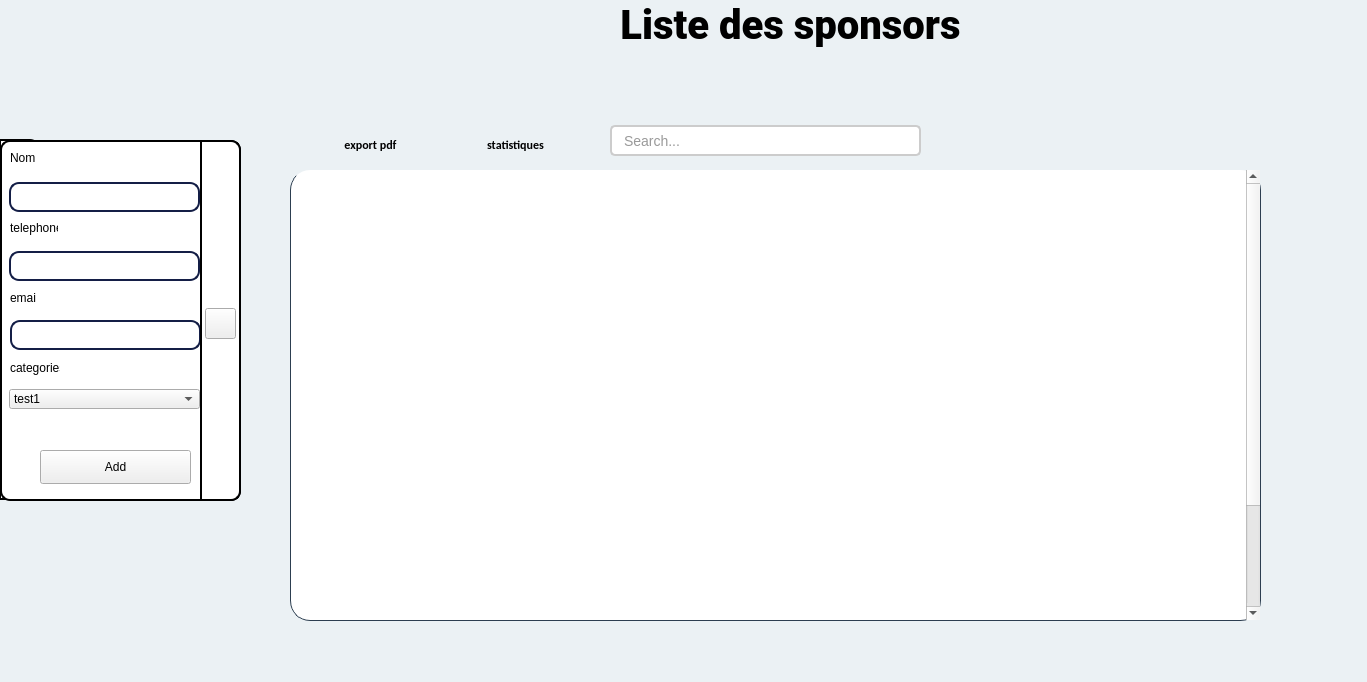
Qt form sponsor.ui (HyperDarkmoon/TVEmpire) before a commit.
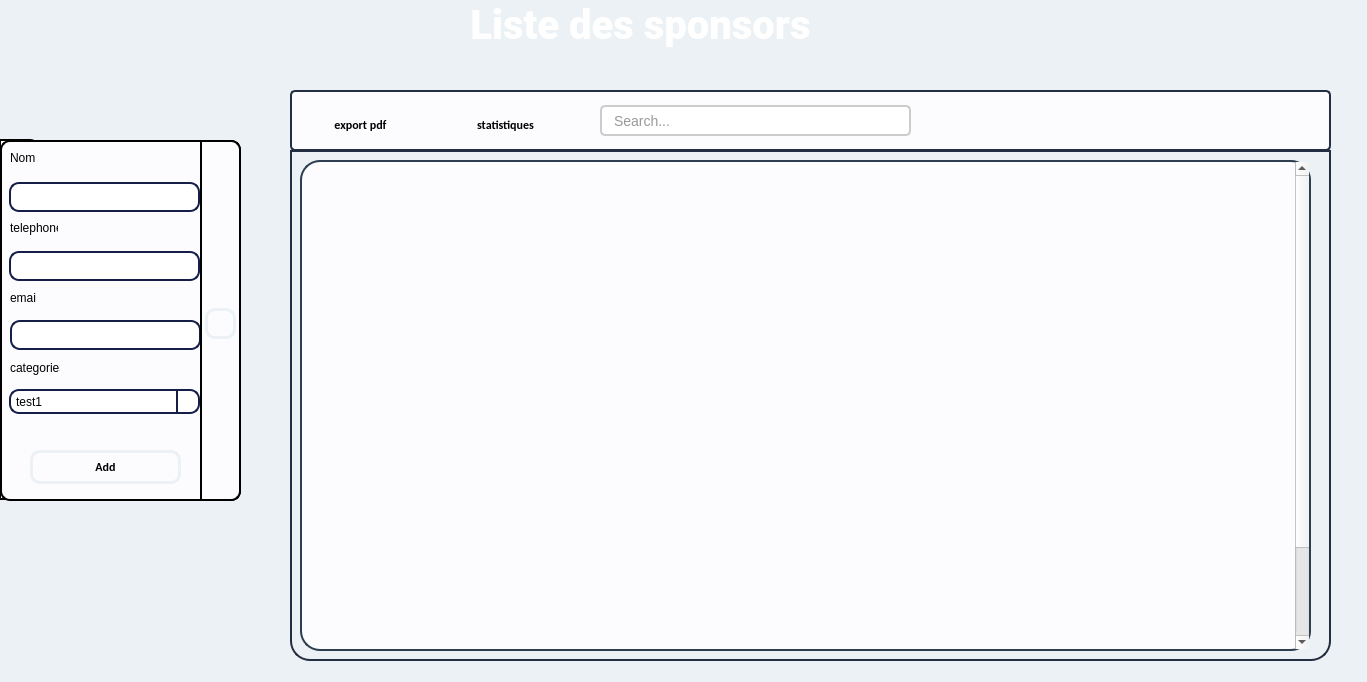
The same form after that commit. Icons and pictures are not drawn.

Patch:
```diff
--- a/sponsor.ui
+++ b/sponsor.ui
@@ -470,7 +470,7 @@
   <widget class="QLabel" name="title_label">
    <property name="geometry">
     <rect>
-     <x>530</x>
+     <x>380</x>
      <y>0</y>
      <width>521</width>
      <height>49</height>
@@ -485,7 +485,7 @@
     </font>
    </property>
    <property name="styleSheet">
-    <string notr="true">color: #FFFFF</string>
+    <string notr="true">color: white </string>
    </property>
    <property name="text">
     <string>Liste des sponsors</string>
@@ -497,9 +497,9 @@
   <widget class="QWidget" name="widget_3" native="true">
    <property name="geometry">
     <rect>
-     <x>300</x>
-     <y>110</y>
-     <width>971</width>
+     <x>290</x>
+     <y>90</y>
+     <width>1041</width>
      <height>61</height>
     </rect>
    </property>
@@ -554,7 +554,13 @@
 QLineEdit:focus {
     border-color: #0078D4; /* Border color when focused */
 }
-</string>
+#widget_3 { 
+background-color: #FCFCFF; /* Adjusted background color */
+    border-width: 2px;
+    border-style: solid;
+    border-color: #242E42; /* Same border color as other elements */
+    border-radius: 5px; /* Adding border radius */
+ }</string>
    </property>
    <widget class="QPushButton" name="pushButton_2">
     <property name="geometry">
@@ -647,10 +653,10 @@
   <widget class="QWidget" name="result_widget" native="true">
    <property name="geometry">
     <rect>
-     <x>270</x>
-     <y>170</y>
-     <width>1081</width>
-     <height>481</height>
+     <x>290</x>
+     <y>150</y>
+     <width>1041</width>
+     <height>511</height>
     </rect>
    </property>
    <property name="baseSize">
@@ -659,13 +665,23 @@
      <height>400</height>
     </size>
    </property>
+   <property name="styleSheet">
+    <string notr="true">#result_widget {
+    border-width: 2px;
+    border-style: solid;
+    border-color: #242E42; /* Same border color as other elements */
+    border-bottom-left-radius: 20px; /* Applying border radius to bottom-left corner */
+    border-bottom-right-radius: 20px; /* Applying border radius to bottom-right corner */
+}
+</string>
+   </property>
    <widget class="QTableWidget" name="tableWidget">
     <property name="geometry">
      <rect>
-      <x>20</x>
-      <y>0</y>
-      <width>971</width>
-      <height>451</height>
+      <x>10</x>
+      <y>10</y>
+      <width>1011</width>
+      <height>491</height>
      </rect>
     </property>
     <property name="baseSize">
@@ -689,8 +705,8 @@
        <colorrole role="Button">
         <brush brushstyle="SolidPattern">
          <color alpha="255">
-          <red>255</red>
-          <green>255</green>
+          <red>252</red>
+          <green>252</green>
           <blue>255</blue>
          </color>
         </brush>
@@ -761,8 +777,8 @@
        <colorrole role="Base">
         <brush brushstyle="SolidPattern">
          <color alpha="255">
-          <red>255</red>
-          <green>255</green>
+          <red>252</red>
+          <green>252</green>
           <blue>255</blue>
          </color>
         </brush>
@@ -770,8 +786,8 @@
        <colorrole role="Window">
         <brush brushstyle="SolidPattern">
          <color alpha="255">
-          <red>255</red>
-          <green>255</green>
+          <red>252</red>
+          <green>252</green>
           <blue>255</blue>
          </color>
         </brush>
@@ -835,8 +851,8 @@
        <colorrole role="Button">
         <brush brushstyle="SolidPattern">
          <color alpha="255">
-          <red>255</red>
-          <green>255</green>
+          <red>252</red>
+          <green>252</green>
           <blue>255</blue>
          </color>
         </brush>
@@ -907,8 +923,8 @@
        <colorrole role="Base">
         <brush brushstyle="SolidPattern">
          <color alpha="255">
-          <red>255</red>
-          <green>255</green>
+          <red>252</red>
+          <green>252</green>
           <blue>255</blue>
          </color>
         </brush>
@@ -916,8 +932,8 @@
        <colorrole role="Window">
         <brush brushstyle="SolidPattern">
          <color alpha="255">
-          <red>255</red>
-          <green>255</green>
+          <red>252</red>
+          <green>252</green>
           <blue>255</blue>
          </color>
         </brush>
@@ -981,8 +997,8 @@
        <colorrole role="Button">
         <brush brushstyle="SolidPattern">
          <color alpha="255">
-          <red>255</red>
-          <green>255</green>
+          <red>252</red>
+          <green>252</green>
           <blue>255</blue>
          </color>
         </brush>
@@ -1053,8 +1069,8 @@
        <colorrole role="Base">
         <brush brushstyle="SolidPattern">
          <color alpha="255">
-          <red>255</red>
-          <green>255</green>
+          <red>252</red>
+          <green>252</green>
           <blue>255</blue>
          </color>
         </brush>
@@ -1062,8 +1078,8 @@
        <colorrole role="Window">
         <brush brushstyle="SolidPattern">
          <color alpha="255">
-          <red>255</red>
-          <green>255</green>
+          <red>252</red>
+          <green>252</green>
           <blue>255</blue>
          </color>
         </brush>
@@ -1128,26 +1144,24 @@
     <property name="styleSheet">
      <string notr="true">/* Apply styles to the QTableWidget */
 QTableWidget {
-    alternate-background-color: #f0f0f0; /* Alternate row background color */
-    background-color: white; /* Default background color of the table */
-    border-left: 1px solid #2c3e50; /* Table left border color */
-    border-right: 1px solid #2c3e50; /* Table right border color */
-    font-family: &quot;Arial&quot;; /* Set the font family */
-    font-size: 12px; /* Set the font size */
-    border-top: none; /* Remove the top border */
-    border-bottom: 1px solid #2c3e50; /* Table bottom border color */
+    border: 2px solid #2c3e50; /* Set border width to 4px */
+    alternate-background-color: #f0f0f0;
+    background-color: #FCFCFF;
+    font-family: &quot;Arial&quot;;
+    font-size: 12px;
     border-radius: 20px;
 }
 
 /* Apply styles to the header of the QTableWidget */
 QHeaderView::section {
-    background-color: #15406e; /* Darker blue header background color */
+   background-color: #15406e; /* Darker blue header background color */
     color: white; /* Header text color */
-    padding: 0px; /* Header padding */
+    padding: 5px 0; /* Adjust top and bottom padding */
     border: 2px solid #2c3e50; /* Header border color */
     border-top: none; /* Remove the top border */
     border-bottom: none; /* Remove the bottom border */
     border-radius: 0px;
+    border-width: 2px;
 }
 
 /* Apply styles to the items within the QTableWidget */
@@ -1406,6 +1420,47 @@
      <height>471</height>
     </rect>
    </property>
+   <property name="styleSheet">
+    <string notr="true">/* Styles for QLineEdit */
+QLineEdit {
+    border: 2px solid #141E46;
+    border-radius: 10px;
+    padding: 5px;
+    transition: border-color 0.3s; /* Adding transition effect for smooth hover */
+}
+
+QLineEdit:hover {
+    border-color: #E0E0E1; /* Change border color on hover */
+}
+
+/* Styles for QTextEdit */
+QTextEdit {
+    border: 2px solid #141E46;
+    border-radius: 10px;
+    padding: 1.5px;
+    transition: border-color 0.3s; /* Adding transition effect for smooth hover */
+}
+
+QTextEdit:hover {
+    border-color: #E0E0E1; /* Change border color on hover */
+}
+QPushButton {
+    background-color: transparent; 
+    color: black;
+    border: 3px solid#EBF1F4 ;
+    border-radius: 10px;
+    padding: 10px 20px;
+    font-weight: bold;
+    font-family: Calibri, sans-serif;
+}
+
+/* Hover effect */
+QPushButton:hover {
+  
+    border: 3px solid #141E46;
+    color: black;
+}</string>
+   </property>
    <widget class="QLabel" name="label_5">
     <property name="geometry">
      <rect>
@@ -1417,7 +1472,7 @@
     </property>
     <property name="styleSheet">
      <string notr="true">QLabel {
-    background-color: white;
+    background-color:#FCFCFF;
     border: 2px solid black;
     border-radius: 10px;
     padding: 5px 10px;
@@ -1560,20 +1615,44 @@
       <x>9</x>
       <y>249</y>
       <width>191</width>
-      <height>20</height>
+      <height>25</height>
      </rect>
     </property>
     <property name="styleSheet">
-     <string notr="true">QcomboBox {
-    border: 2px solid #141E46;
-    border-radius: 10px;
-    padding: 5px;
+     <string notr="true">/* Styles for QComboBox */
+QComboBox {
+    border: 2px solid #141E46; /* Border color */
+    border-radius: 10px; /* Border radius */
+    padding: 5px; /* Padding */
+    min-width: 100px; /* Minimum width */
+    selection-background-color: #EBF1F4; /* Background color when item is selected */
+    background-color: white; /* Default background color */
+    color: black; /* Text color */
 }
 
-QTextEdit {
-    border: 2px solid #141E46;
-    border-radius: 10px;
-    padding: 1.5px;
+QComboBox:hover {
+    border-color: #EBF1F4; /* Border color on hover */
+}
+
+QComboBox::drop-down {
+    subcontrol-origin: padding; /* Positioning origin of the drop-down arrow */
+    subcontrol-position: right; /* Position of the drop-down arrow */
+    width: 20px; /* Width of the drop-down arrow */
+    border-left: 2px solid #141E46; /* Left border color of the drop-down arrow */
+}
+
+QComboBox::down-arrow {
+    image: url(down_arrow.png); /* Image for the drop-down arrow */
+}
+
+/* Styles for QComboBox items */
+QComboBox::item {
+    padding: 5px; /* Padding for each item */
+}
+
+QComboBox::item:selected {
+    background-color: #EBF1F4; /* Background color for selected item */
+    color: black; /* Text color for selected item */
 }
 </string>
     </property>
@@ -1621,12 +1700,30 @@
    <widget class="QPushButton" name="add_btn">
     <property name="geometry">
      <rect>
-      <x>40</x>
+      <x>30</x>
       <y>310</y>
       <width>151</width>
       <height>34</height>
      </rect>
     </property>
+    <property name="styleSheet">
+     <string notr="true">QPushButton {
+    background-color: transparent; 
+    color: black;
+    border: 3px solid#EBF1F4 ;
+    border-radius: 10px;
+    padding: 10px 20px;
+    font-weight: bold;
+    font-family: Calibri, sans-serif;
+}
+
+/* Hover effect */
+QPushButton:hover {
+  
+    border: 3px solid #141E46;
+    color: black;
+}</string>
+    </property>
     <property name="text">
      <string>Add</string>
     </property>
@@ -1681,7 +1778,7 @@
     </property>
     <property name="styleSheet">
      <string notr="true">QLabel {
-    background-color: white;
+    background-color: #FCFCFF;
     border: 2px solid black; /* Add border */
     border-top-right-radius: 10px; /* Border radius only on the top-right */
     border-bottom-right-radius: 10px; /* Border radius only on the bottom-right */
```
Left out of the diff: 42 changed lines with no effect on the pictures.
